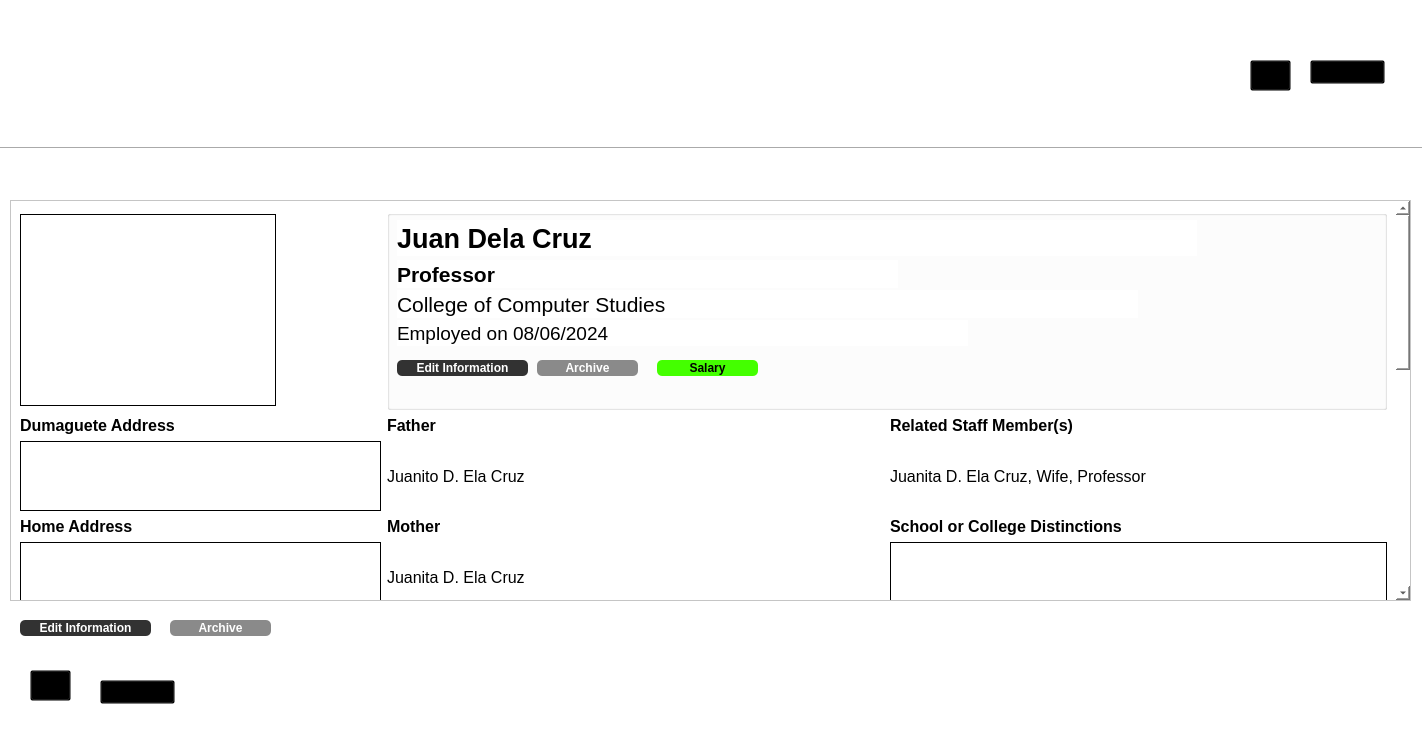
This is GUI/preview_template_withscroll.ui in NickZuidema/SUHR-System as Qt 5 draws it before an edit. The edited form follows.
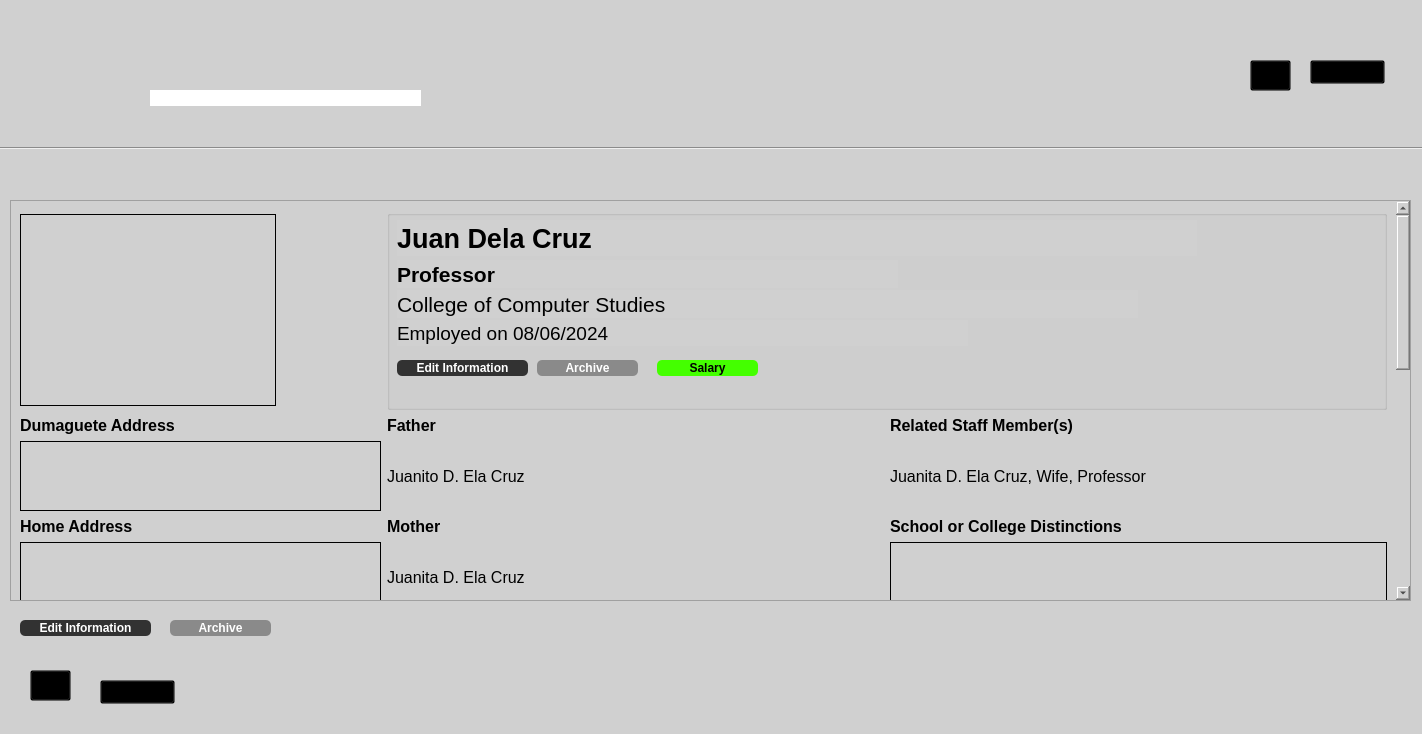
This is the edited form. Icons and pictures are not drawn.

```diff
--- a/GUI/preview_template_withscroll.ui
+++ b/GUI/preview_template_withscroll.ui
@@ -15,7 +15,7 @@
   </property>
   <property name="styleSheet">
    <string notr="true">color: black;
-background-color: white;</string>
+background-color: rgb(208, 208, 208)</string>
   </property>
   <widget class="QWidget" name="centralwidget">
    <widget class="QLabel" name="label">
@@ -103,6 +103,9 @@
       <height>16</height>
      </rect>
     </property>
+    <property name="styleSheet">
+     <string notr="true">background-color: white;</string>
+    </property>
     <property name="text">
      <string/>
     </property>
@@ -269,6 +272,9 @@
       <height>401</height>
      </rect>
     </property>
+    <property name="styleSheet">
+     <string notr="true">background-color: rgb(208, 208, 208)</string>
+    </property>
     <property name="widgetResizable">
      <bool>true</bool>
     </property>
@@ -276,9 +282,9 @@
      <property name="geometry">
       <rect>
        <x>0</x>
-       <y>-419</y>
+       <y>0</y>
        <width>1382</width>
-       <height>988</height>
+       <height>977</height>
       </rect>
      </property>
      <layout class="QGridLayout" name="gridLayout">
```
